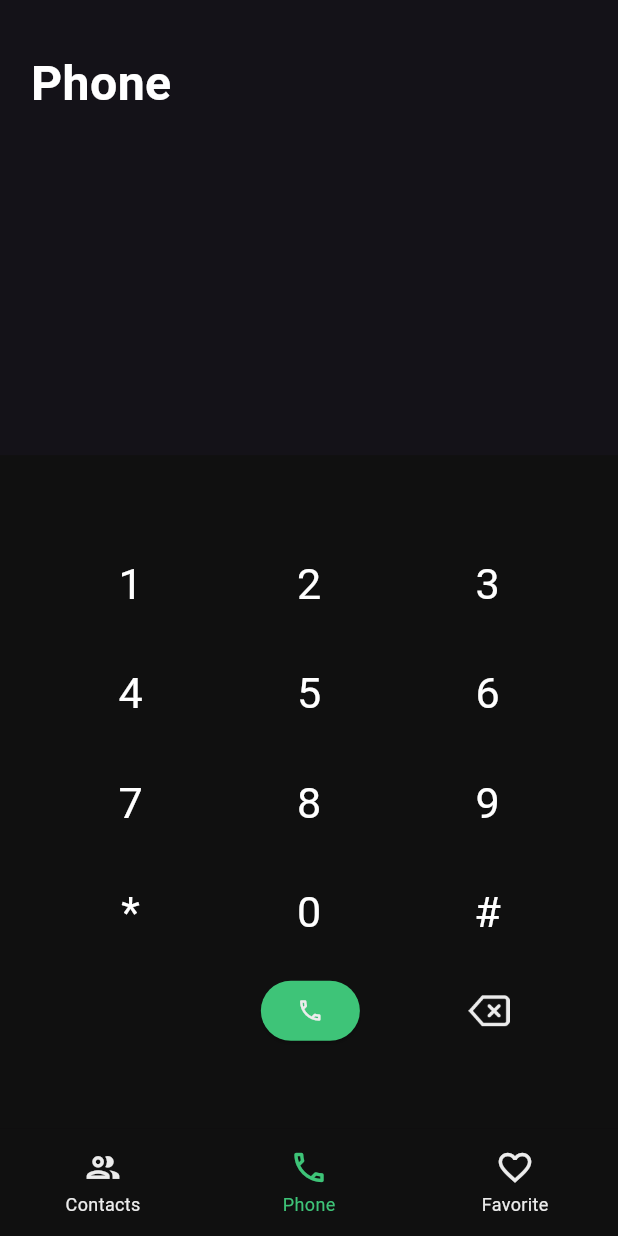
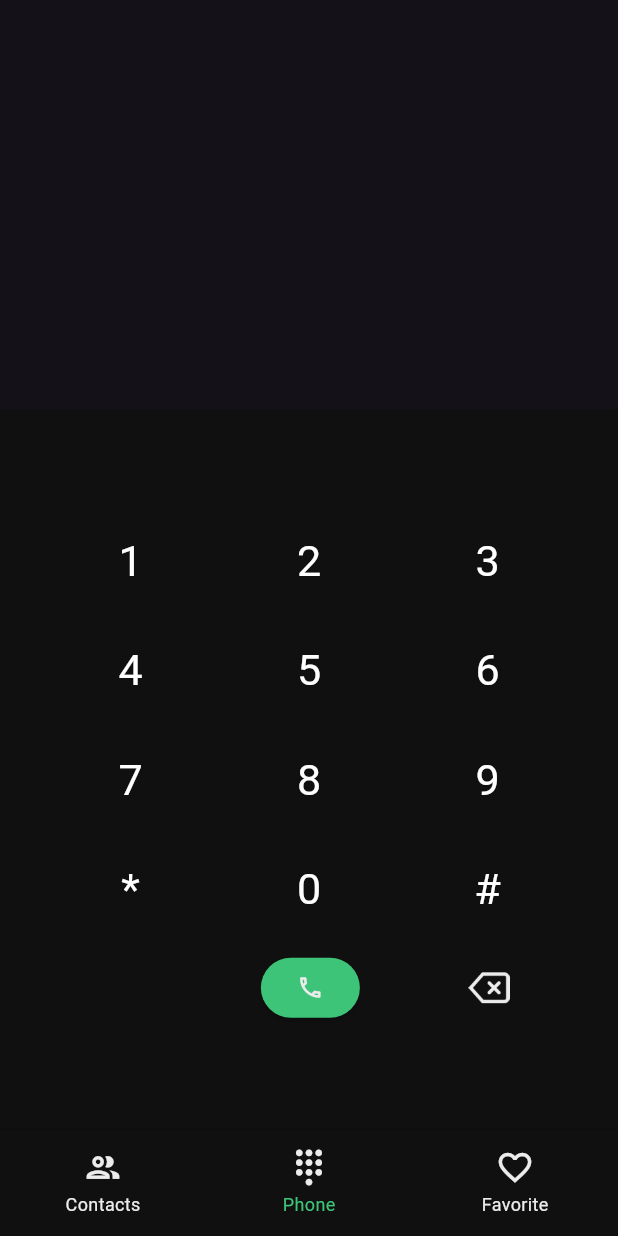
Before and after one commit to AhmedShehatah/phone-x, a Flutter app: the screen it shows after launch, on a phone screen of 412 x 824 dp. Run offline on Flutter 3.47's test engine with Material 2 defaults, Android fonts, the light colour scheme and no system bars; drawn by our look-alikes of persistent_bottom_nav_bar; our stand-ins replace contacts_service, flutter_bloc, flutter_screenutil, get, get_it, get_storage and 3 more.

Commit message:
refactor: client edits

```diff
--- a/lib/ui/dial/widgets/dial_pad.dart
+++ b/lib/ui/dial/widgets/dial_pad.dart
@@ -6,7 +6,6 @@ import 'package:phone_x/core/constants/app_style.dart';
 import 'package:phone_x/core/constants/dimens.dart';
 import 'package:phone_x/core/di/di_manager.dart';
 import 'package:phone_x/core/shared_prefs/shared_prefs.dart';
-import 'package:phone_x/core/utils/screen_utils/device_utils.dart';
 import 'package:phone_x/core/utils/ui_utils/horizontal_padding.dart';
 import 'package:phone_x/core/utils/ui_utils/vertical_padding.dart';
 
@@ -26,16 +25,6 @@ class _DialPadWidgetState extends State<DialPadWidget> {
         crossAxisAlignment: CrossAxisAlignment.start,
         children: [
           const VerticalPadding(4),
-          Padding(
-            padding: EdgeInsets.only(
-              left: ScreenHelper.fromWidth(5),
-            ),
-            child: Text(
-              "Phone",
-              style: AppStyle.bigTitleStyle
-                  .copyWith(fontSize: AppFontSize.fontSize_28),
-            ),
-          ),
           Expanded(
             flex: 1,
             child: _buildNumber(),
@@ -163,10 +152,12 @@ class _DialPadWidgetState extends State<DialPadWidget> {
           builder: (ctx) {
             return AlertDialog(
               content: ListTile(
-                leading: CircularProgressIndicator(
+                trailing: CircularProgressIndicator(
                   color: DIManager.findCC().primaryColor,
                 ),
-                title: const Text('Starting USSD...'),
+                title: const Directionality(
+                    textDirection: TextDirection.rtl,
+                    child: Text('تشغيل USSD...')),
               ),
             );
           });
--- a/lib/ui/fav/page/fav_page.dart
+++ b/lib/ui/fav/page/fav_page.dart
@@ -7,7 +7,6 @@ import 'package:phone_x/core/utils/ui_utils/custom_snack_bar.dart';
 import 'package:phone_x/core/utils/ui_utils/vertical_padding.dart';
 
 import '../../../core/constants/app_fonts.dart';
-import '../../../core/utils/screen_utils/device_utils.dart';
 import '../../../core/validators/base_validator.dart';
 import '../../../core/validators/required_validator.dart';
 
@@ -49,7 +48,6 @@ class FavPage extends StatelessWidget {
                 ),
                 const VerticalPadding(5),
                 TextFormField(
-                  autofocus: true,
                   controller: bodyController,
                   keyboardType: TextInputType.multiline,
                   maxLines: null,
--- a/lib/ui/parent/page/parent_page.dart
+++ b/lib/ui/parent/page/parent_page.dart
@@ -25,6 +25,7 @@ class _ParentPageState extends State<ParentPage> {
     return PersistentTabView(
       context,
       controller: _controller,
+
       screens: _screens,
       items: _items,
       navBarHeight: Dimens.bottomNavBarHeight,
@@ -69,7 +70,10 @@ class _ParentPageState extends State<ParentPage> {
       inactiveColorPrimary: DIManager.findCC().white,
     ),
     PersistentBottomNavBarItem(
-      icon: const Icon(Icons.phone_outlined),
+      icon: Icon(
+        Icons.dialpad_outlined,
+        color: DIManager.findCC().white,
+      ),
       title: ("Phone"),
       activeColorPrimary: DIManager.findCC().primaryColor,
       inactiveColorPrimary: DIManager.findCC().white,
--- a/pubspec.yaml
+++ b/pubspec.yaml
@@ -50,8 +50,14 @@ dependencies:
   flutter_neumorphic: ^3.2.0
 
 dev_dependencies:
+  flutter_launcher_icons: ^0.13.1
   flutter_test:
     sdk: flutter
+
+flutter_launcher_icons:
+  android: "launcher_icon"
+  image_path: "assets/phone.png"
+  min_sdk_android: 21
 
   # The "flutter_lints" package below contains a set of recommended lints to
   # encourage good coding practices. The lint set provided by the package is
```
Also changed, not shown: assets/phone.png (added), pubspec.lock, 6 other files.
